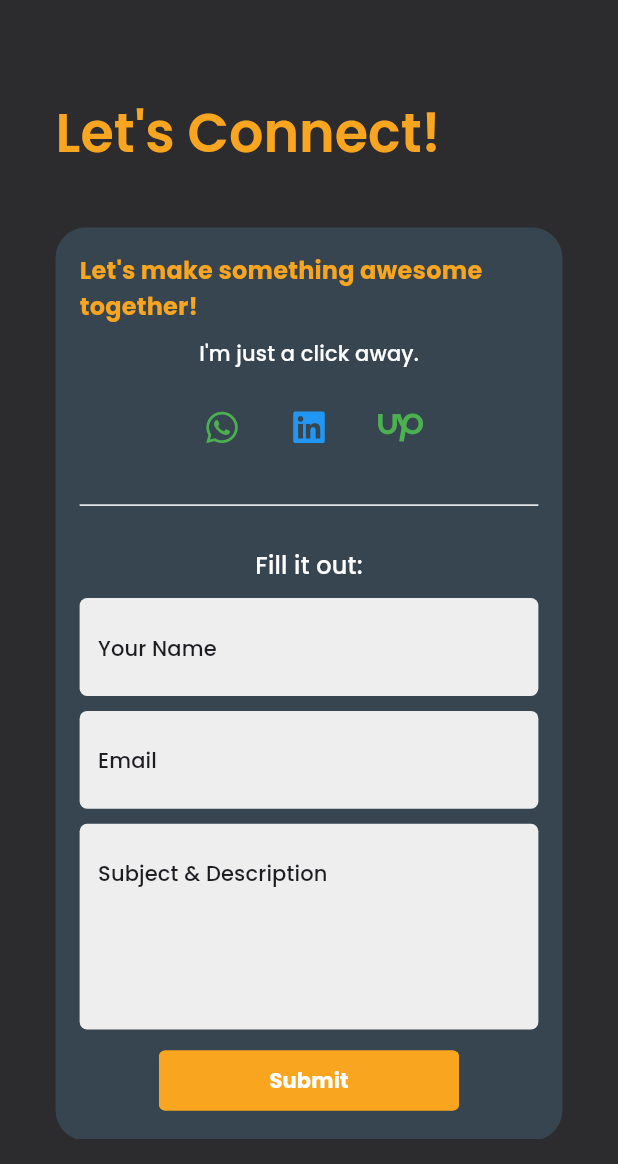
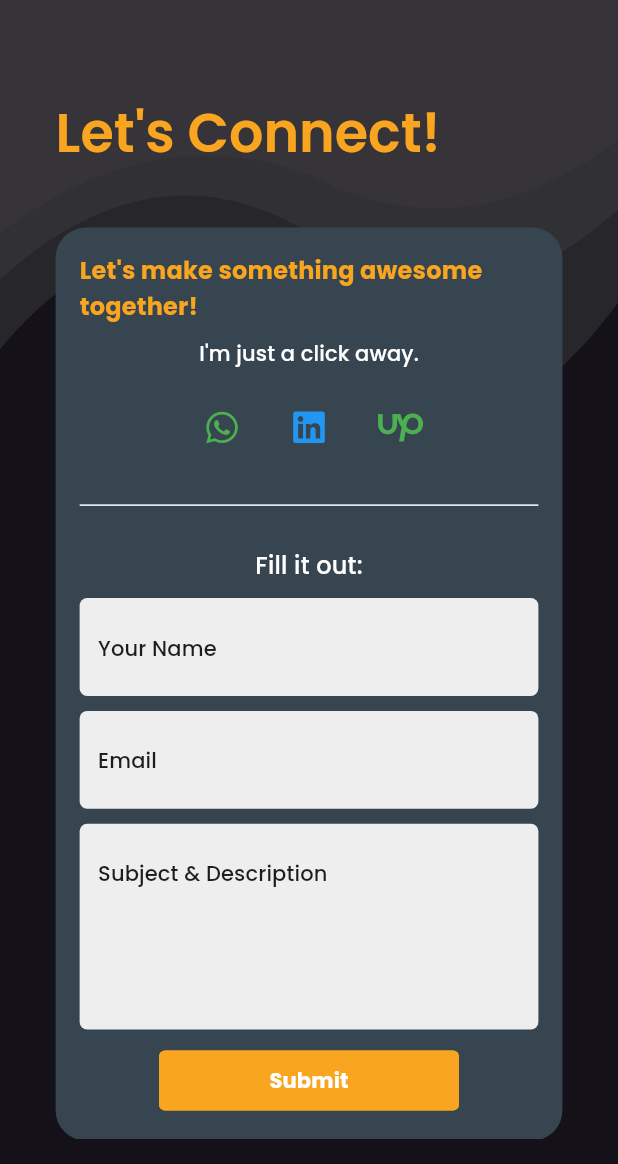
Before and after one commit to danishhafeez322/portfolio_danish, a Flutter app: the screen it shows after launch, scrolled down 755 dp, on a phone screen of 412 x 824 dp, the part 72-1236 px from its top. Run offline on Flutter 3.47's test engine with Material 3 defaults, Android fonts, the phone set to English and light mode, and no system bars; our stand-ins replace animated_text_kit, cached_network_image, cloud_firestore, equatable, firebase_core, firebase_remote_config and 4 more; missing offline and left inert: universal_html; accounts and stored records are empty; network calls fail.

Commit message:
custom paint design added

```diff
--- a/lib/ui/home/components/contact_me.dart
+++ b/lib/ui/home/components/contact_me.dart
@@ -14,7 +14,6 @@ class ContactMe extends StatefulWidget {
 }
 
 class _ContactMeState extends State<ContactMe> {
-  final _formKey = GlobalKey();
   final nameController = TextEditingController();
   final emailController = TextEditingController();
   final subjectController = TextEditingController();
--- a/lib/ui/home/components/custom_bg_paint.dart
+++ b/lib/ui/home/components/custom_bg_paint.dart
@@ -5,7 +5,7 @@ import 'package:portfolio_danish/utils/app_theme.dart';
 class BackgroundPainter extends CustomPainter {
   @override
   void paint(Canvas canvas, Size size) {
-    const baseColor = PortfolioAppTheme.primary;
+    const baseColor = PortfolioAppTheme.greyButtonColor;
 
     final lightPaint = Paint()..color = baseColor.withOpacity(0.10);
     final mediumPaint = Paint()..color = baseColor.withOpacity(0.18);
--- a/lib/ui/home/home_screen.dart
+++ b/lib/ui/home/home_screen.dart
@@ -100,15 +100,17 @@ class _HomeBodyState extends State<HomeBody> {
       },
       child: Stack(
         children: [
-          CustomPaint(
-            size: Size.infinite,
-            painter: BackgroundPainter(),
+          Positioned.fill(
+            child: CustomPaint(
+              painter: BackgroundPainter(),
+            ),
           ),
           Container(
             width: context.width,
             height: context.height,
-            padding: EdgeInsets.all(context.width * 0.04),
-            color: PortfolioAppTheme.primary,
+            padding: EdgeInsets.symmetric(
+                horizontal: context.width * 0.04,
+                vertical: context.height * 0.02),
             child: SingleChildScrollView(
               controller: _controller,
               child: Column(
--- a/lib/widgets/contact_form.dart
+++ b/lib/widgets/contact_form.dart
@@ -4,7 +4,6 @@ import 'package:http/http.dart' as http;
 import 'dart:convert';
 import 'package:cloud_firestore/cloud_firestore.dart';
 import 'package:flutter/material.dart';
-import 'package:flutter_mailer/flutter_mailer.dart';
 import 'package:portfolio_danish/utils/app_strings.dart';
 import 'package:portfolio_danish/widgets/custom_textfield.dart';
 import 'package:portfolio_danish/utils/app_theme.dart';
```
Also changed, not shown: pubspec.lock.
